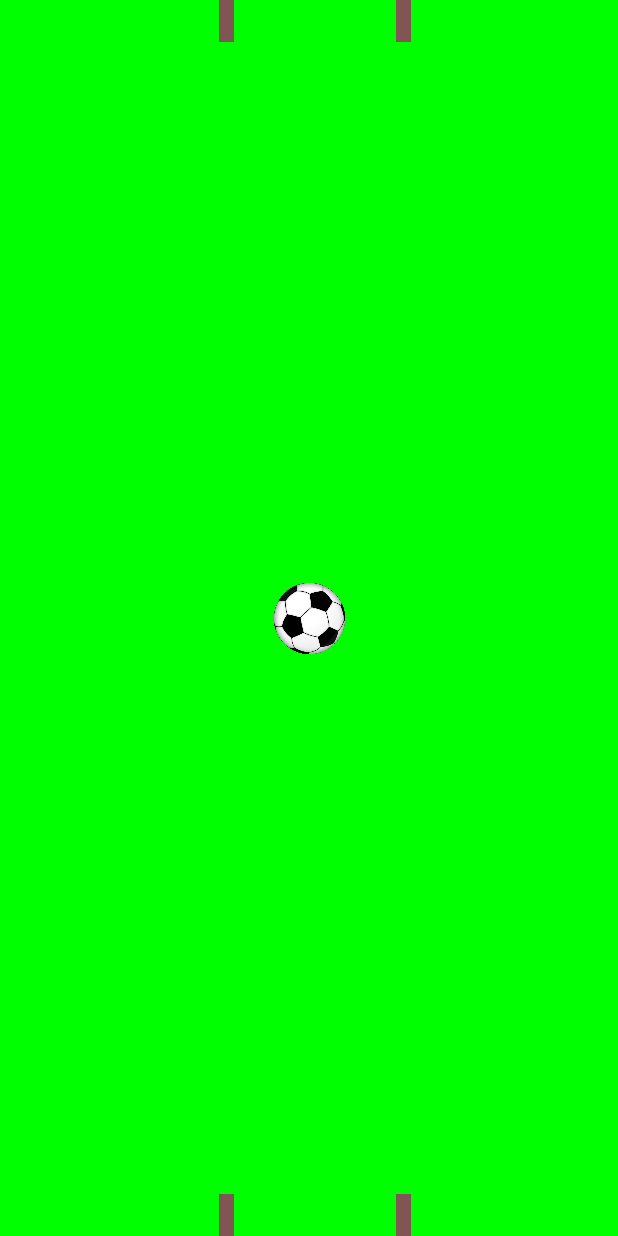
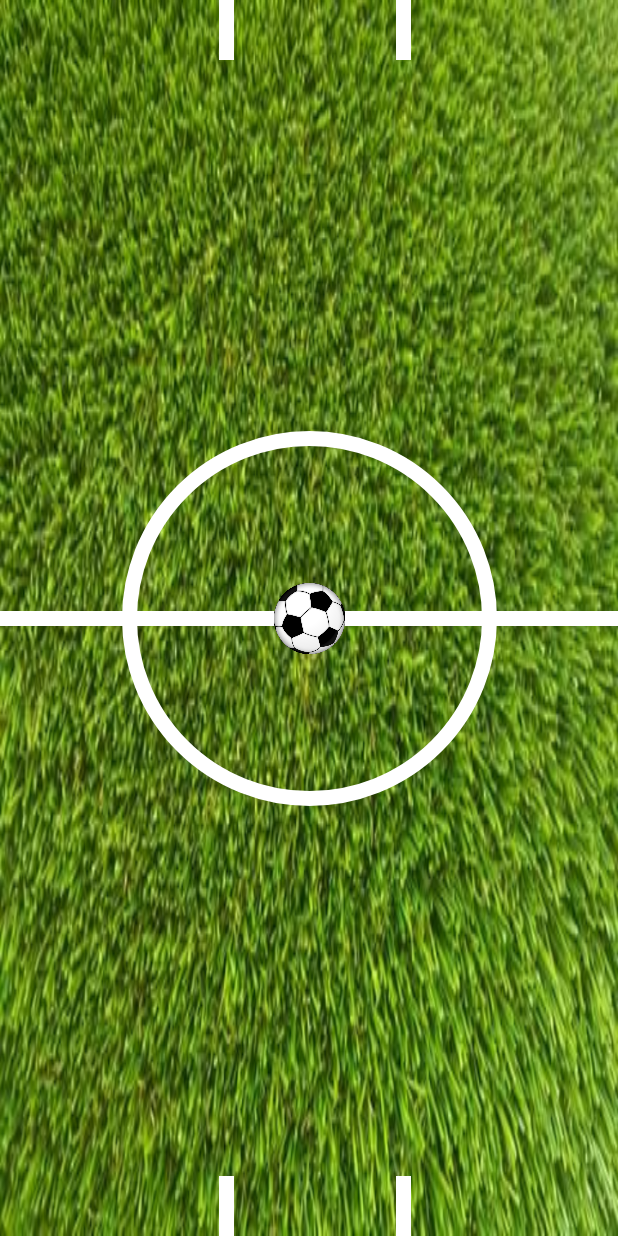
Before and after one commit to pantelicnikola/PocketSoccer, an Android app: the GameActivity screen opened directly, with no data from a screen before it, on a phone screen of 412 x 824 dp. Run offline under Robolectric (Android 15) with nearby library versions, the phone set to English and light mode, and no system bars; 32 statements that could not run were skipped.

Commit message:
update game field

```diff
--- a/app/build.gradle
+++ b/app/build.gradle
@@ -4,7 +4,7 @@ android {
     compileSdkVersion 28
     defaultConfig {
         applicationId "com.etf.nikolapantelic.pocketsoccer"
-        minSdkVersion 15
+        minSdkVersion 21
         targetSdkVersion 28
         versionCode 1
         versionName "1.0"
--- a/app/src/main/java/com/etf/nikolapantelic/pocketsoccer/game/GameActivity.java
+++ b/app/src/main/java/com/etf/nikolapantelic/pocketsoccer/game/GameActivity.java
@@ -91,13 +91,13 @@ public class GameActivity extends FragmentActivity {
         View layout = getWindow().getDecorView();
         switch (settingsModel.getFieldType()) {
             case GREEN:
-                layout.setBackgroundColor(Color.GREEN);
+                layout.setBackground(getResources().getDrawable(R.drawable.grass_field, null));
                 break;
             case YELLOW:
-                layout.setBackgroundColor(Color.YELLOW);
+                layout.setBackground(getResources().getDrawable(R.drawable.parquet_field, null));
                 break;
             case GREY:
-                layout.setBackgroundColor(Color.GRAY);
+                layout.setBackground(getResources().getDrawable(R.drawable.concrete_field, null));
                 break;
         }
 //        SharedPreferences preferences = getApplicationContext().getSharedPreferences(getString(R.string.game_preferences), MODE_PRIVATE);
--- a/app/src/main/java/com/etf/nikolapantelic/pocketsoccer/game/GamePhysics.java
+++ b/app/src/main/java/com/etf/nikolapantelic/pocketsoccer/game/GamePhysics.java
@@ -52,10 +52,8 @@ public class GamePhysics {
 
                     if (y < 0) {
                         ball.setHitTop(true);
-                        System.out.println("HIT TOP");
                     } else {
                         ball.setHitBottom(true);
-                        System.out.println("HIT BOTTOM");
                     }
 
                     ball.getImageView().setX(x - ball.getVelX() / 10);
--- /dev/null
+++ b/app/src/main/res/drawable/center_circle.xml
@@ -0,0 +1,6 @@
+<shape xmlns:android="http://schemas.android.com/apk/res/android"
+    android:shape="oval">
+    <stroke
+        android:width="10dp"
+        android:color="#ffffff"/>
+</shape>
--- /dev/null
+++ b/app/src/main/res/drawable/center_point.xml
@@ -0,0 +1,5 @@
+<shape xmlns:android="http://schemas.android.com/apk/res/android"
+    android:shape="oval">
+    <solid
+        android:color="#ffffff"/>
+</shape>
--- a/app/src/main/res/layout/activity_game.xml
+++ b/app/src/main/res/layout/activity_game.xml
@@ -5,6 +5,38 @@
     android:layout_width="match_parent"
     android:layout_height="match_parent"
     tools:context=".game.GameActivity">
+
+    <View
+        android:id="@+id/central_line"
+        android:layout_width="match_parent"
+        android:layout_height="10dp"
+        android:background="#ffffff"
+        app:layout_constraintBottom_toBottomOf="parent"
+        app:layout_constraintEnd_toEndOf="parent"
+        app:layout_constraintStart_toStartOf="parent"
+        app:layout_constraintTop_toTopOf="parent" />
+
+    <ImageView
+        android:id="@+id/centerCircle"
+        android:layout_width="@dimen/center_circle_dimension"
+        android:layout_height="0dp"
+        android:src="@drawable/center_circle"
+        app:layout_constraintBottom_toBottomOf="parent"
+        app:layout_constraintDimensionRatio="w,1:1"
+        app:layout_constraintEnd_toEndOf="parent"
+        app:layout_constraintStart_toStartOf="parent"
+        app:layout_constraintTop_toTopOf="parent" />
+
+    <ImageView
+        android:id="@+id/centerPoint"
+        android:layout_width="@dimen/center_point_dimension"
+        android:layout_height="0dp"
+        android:src="@drawable/center_point"
+        app:layout_constraintBottom_toBottomOf="parent"
+        app:layout_constraintDimensionRatio="w,1:1"
+        app:layout_constraintEnd_toEndOf="parent"
+        app:layout_constraintStart_toStartOf="parent"
+        app:layout_constraintTop_toTopOf="parent" />
 
     <ImageView
         android:id="@+id/image_view_team2_player1"
@@ -107,7 +139,7 @@
         android:layout_height="@dimen/post_height"
         android:layout_marginStart="8dp"
         android:layout_marginLeft="8dp"
-        android:background="#825555"
+        android:background="#ffffff"
         app:layout_constraintEnd_toEndOf="parent"
         app:layout_constraintHorizontal_bias="@fraction/left_post_fraction"
         app:layout_constraintStart_toStartOf="parent"
@@ -119,7 +151,7 @@
         android:layout_height="@dimen/post_height"
         android:layout_marginStart="8dp"
         android:layout_marginLeft="8dp"
-        android:background="#825555"
+        android:background="#ffffff"
         app:layout_constraintEnd_toEndOf="parent"
         app:layout_constraintHorizontal_bias="@fraction/right_post_fraction"
         app:layout_constraintStart_toStartOf="parent"
@@ -131,7 +163,7 @@
         android:layout_height="@dimen/post_height"
         android:layout_marginStart="8dp"
         android:layout_marginLeft="8dp"
-        android:background="#825555"
+        android:background="#ffffff"
         app:layout_constraintBottom_toBottomOf="parent"
         app:layout_constraintEnd_toEndOf="parent"
         app:layout_constraintHorizontal_bias="@fraction/left_post_fraction"
@@ -143,7 +175,7 @@
         android:layout_height="@dimen/post_height"
         android:layout_marginStart="8dp"
         android:layout_marginLeft="8dp"
-        android:background="#825555"
+        android:background="#ffffff"
         app:layout_constraintBottom_toBottomOf="parent"
         app:layout_constraintEnd_toEndOf="parent"
         app:layout_constraintHorizontal_bias="@fraction/right_post_fraction"
@@ -164,20 +196,31 @@
         app:layout_constraintStart_toStartOf="parent"
         app:layout_constraintTop_toTopOf="parent" />
 
-    <!--<fragment-->
-        <!--android:id="@+id/fragment_message"-->
-        <!--android:name="com.etf.nikolapantelic.pocketsoccer.game.MessageFragment"-->
-        <!--android:layout_width="wrap_content"-->
-        <!--android:layout_height="0dp"-->
-        <!--android:layout_marginStart="32dp"-->
-        <!--android:layout_marginLeft="32dp"-->
-        <!--android:layout_marginTop="32dp"-->
-        <!--android:layout_marginEnd="32dp"-->
-        <!--android:layout_marginRight="32dp"-->
-        <!--android:layout_marginBottom="32dp"-->
+
+    <!--<shape xmlns:android="http://schemas.android.com/apk/res/android"-->
+        <!--android:shape="oval"-->
         <!--app:layout_constraintBottom_toBottomOf="parent"-->
         <!--app:layout_constraintEnd_toEndOf="parent"-->
         <!--app:layout_constraintStart_toStartOf="parent"-->
-        <!--app:layout_constraintTop_toTopOf="parent" />-->
+        <!--app:layout_constraintTop_toTopOf="parent">-->
+        <!--<stroke-->
+            <!--android:width="1dp"-->
+            <!--android:color="#78d9ff"/>-->
+    <!--</shape>-->
+    <!--<shape-->
+        <!--xmlns:android="http://schemas.android.com/apk/res/android"-->
+        <!--android:shape="oval"-->
+        <!--app:layout_constraintBottom_toBottomOf="parent"-->
+        <!--app:layout_constraintTop_toTopOf="parent"-->
+        <!--app:layout_constraintEnd_toEndOf="parent"-->
+        <!--app:layout_constraintStart_toStartOf="parent">-->
+
+        <!--<solid-->
+            <!--android:color="#000000"/>-->
+
+        <!--<size-->
+            <!--android:width="120dp"-->
+            <!--android:height="120dp"/>-->
+    <!--</shape>-->
 
 </android.support.constraint.ConstraintLayout>
--- a/app/src/main/res/values/dimens.xml
+++ b/app/src/main/res/values/dimens.xml
@@ -2,8 +2,10 @@
 <resources>
     <dimen name="player_ball_dimension">70dp</dimen>
     <dimen name="football_dimension">50dp</dimen>
-    <dimen name="post_height">28dp</dimen>
+    <dimen name="post_height">40dp</dimen>
     <dimen name="post_width">10dp</dimen>
     <dimen name="post_left">35dp</dimen>
     <dimen name="post_right">65dp</dimen>
+    <dimen name="center_circle_dimension">250dp</dimen>
+    <dimen name="center_point_dimension">40dp</dimen>
 </resources>
```
Also changed, not shown: app/src/main/res/drawable/grass_field.png (added), app/src/main/res/drawable/parquet_field.jpg (added), 1 other file.
